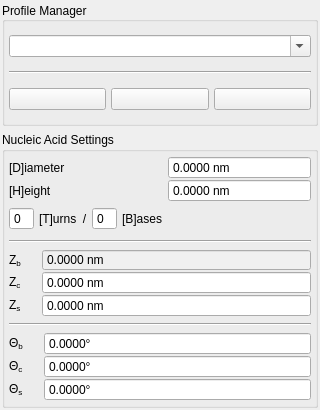
Before: the Qt Designer form config/nucleic_acid/panel.ui in NATuG3/NATuG3, drawn with Qt 5.
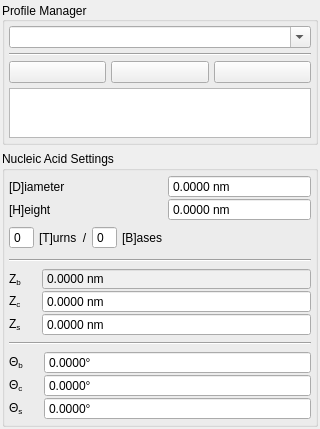
After: the same form once the commit is applied.

Commit message: Added notes area

Diff of the .ui file:
```diff
--- a/config/nucleic_acid/panel.ui
+++ b/config/nucleic_acid/panel.ui
@@ -70,40 +70,6 @@
       </property>
       <item row="2" column="0" colspan="2">
        <layout class="QGridLayout" name="profile_tools_layout">
-        <item row="0" column="3">
-         <widget class="QPushButton" name="delete_profile_button">
-          <property name="sizePolicy">
-           <sizepolicy hsizetype="Minimum" vsizetype="Fixed">
-            <horstretch>0</horstretch>
-            <verstretch>0</verstretch>
-           </sizepolicy>
-          </property>
-          <property name="maximumSize">
-           <size>
-            <width>16777215</width>
-            <height>16777215</height>
-           </size>
-          </property>
-          <property name="toolTip">
-           <string>Delete Profile</string>
-          </property>
-          <property name="statusTip">
-           <string/>
-          </property>
-          <property name="whatsThis">
-           <string>Delete Profile</string>
-          </property>
-          <property name="styleSheet">
-           <string notr="true">QPushButton::disabled{background-color: rgb(210, 210, 210)}</string>
-          </property>
-          <property name="text">
-           <string/>
-          </property>
-          <property name="checkable">
-           <bool>false</bool>
-          </property>
-         </widget>
-        </item>
         <item row="0" column="1">
          <widget class="QPushButton" name="save_profile_button">
           <property name="enabled">
@@ -166,6 +132,40 @@
           </property>
          </widget>
         </item>
+        <item row="0" column="2">
+         <widget class="QPushButton" name="delete_profile_button">
+          <property name="sizePolicy">
+           <sizepolicy hsizetype="Minimum" vsizetype="Fixed">
+            <horstretch>0</horstretch>
+            <verstretch>0</verstretch>
+           </sizepolicy>
+          </property>
+          <property name="maximumSize">
+           <size>
+            <width>16777215</width>
+            <height>16777215</height>
+           </size>
+          </property>
+          <property name="toolTip">
+           <string>Delete Profile</string>
+          </property>
+          <property name="statusTip">
+           <string/>
+          </property>
+          <property name="whatsThis">
+           <string>Delete Profile</string>
+          </property>
+          <property name="styleSheet">
+           <string notr="true">QPushButton::disabled{background-color: rgb(210, 210, 210)}</string>
+          </property>
+          <property name="text">
+           <string/>
+          </property>
+          <property name="checkable">
+           <bool>false</bool>
+          </property>
+         </widget>
+        </item>
        </layout>
       </item>
       <item row="1" column="0" colspan="2">
@@ -185,6 +185,22 @@
         </property>
        </widget>
       </item>
+      <item row="3" column="0" colspan="2">
+       <widget class="QPlainTextEdit" name="notes">
+        <property name="maximumSize">
+         <size>
+          <width>16777215</width>
+          <height>50</height>
+         </size>
+        </property>
+        <property name="plainText">
+         <string/>
+        </property>
+        <property name="placeholderText">
+         <string>Notes Area</string>
+        </property>
+       </widget>
+      </item>
      </layout>
     </widget>
    </item>
```
Left out of the diff: 18 changed lines with no effect on the pictures. The commit also changes 12 other files.
